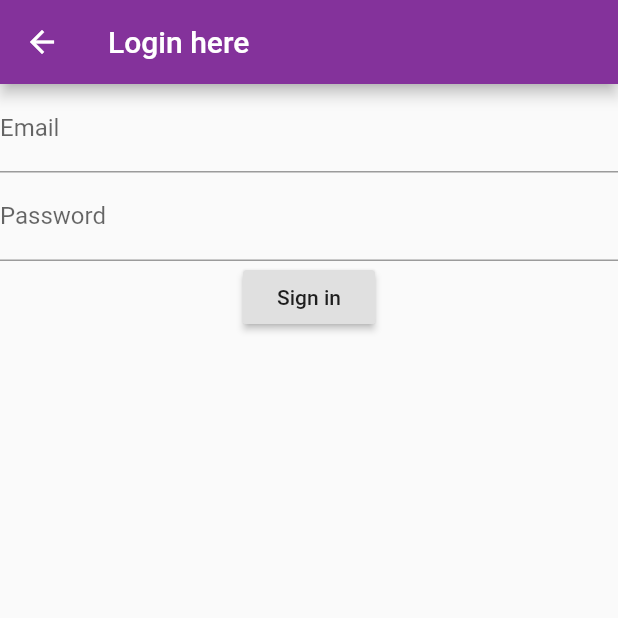
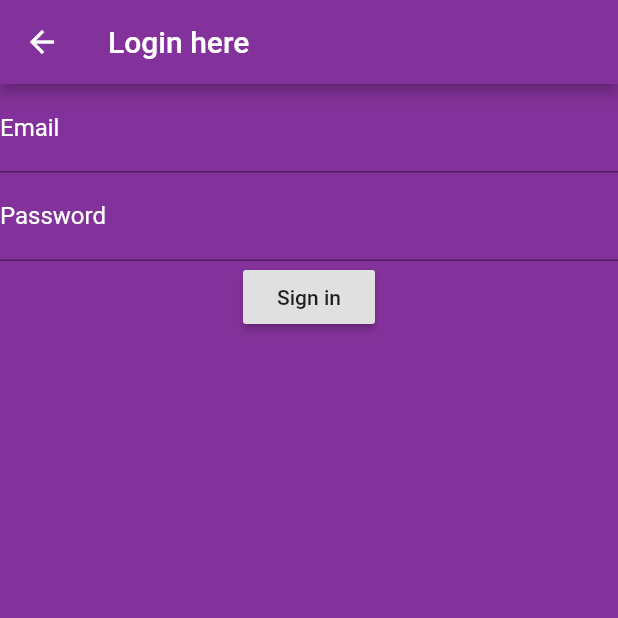
Before and after one commit to kodNar/pvt_application, a Flutter app: the screen it shows after launch, after a tap on "Sign in", on a phone screen of 412 x 824 dp, the top half of it. Run offline on Flutter 3.47's test engine with Material 2 defaults, Android fonts, the phone set to English and light mode, and no system bars; our stand-ins replace google_maps_flutter; Roboto replaces fonts that are missing (Stockholm).

```diff
--- a/lib/Login.dart
+++ b/lib/Login.dart
@@ -18,21 +18,34 @@ class _LoginPageState extends State<LoginPage> {
       ),
       body: Form(
         key: _formKey,
-        child: Column(
+        child: Container(
+          color: Color.fromARGB(255, 132, 50, 155),
+          child: Column(
           children: <Widget>[
             TextFormField(
+              style: TextStyle(
+                color: Colors.white,
+              ),
+              cursorColor: Colors.white,
               validator: (input){
                 if(input.isEmpty){ //Check if auth sign or something
-                return 'Please provide an Email';
+                  return 'Please provide an Email';
                 }
                 return 'Hej';
               },
               onSaved: (input) => _email = input,
               decoration: InputDecoration(
-                labelText: 'Email'
+                  labelText: 'Email',
+                  labelStyle: TextStyle(
+                    color: Colors.white,
+                  )
               ),
             ),
             TextFormField(
+              style: TextStyle(
+                color: Colors.white,
+              ),
+              cursorColor: Colors.white,
               validator: (input){
                 if(input.isEmpty){
                   return 'Please provide a password';
@@ -44,8 +57,12 @@ class _LoginPageState extends State<LoginPage> {
               },
               onSaved: (input) => _password = input,
               decoration: InputDecoration(
-                labelText: 'Password'
+                  labelText: 'Password',
+                  labelStyle: TextStyle(
+                    color: Colors.white,
+                  )
               ),
+
               obscureText: true, //Döljer texten
             ),
             RaisedButton(
@@ -53,6 +70,7 @@ class _LoginPageState extends State<LoginPage> {
               child: Text('Sign in'),
             )
           ],
+          ),
         ),
       ),
     );
```
